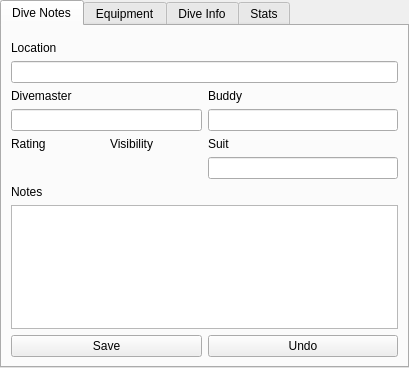
Qt form qt-ui/maintab.ui (subsurface/subsurface) before a commit.
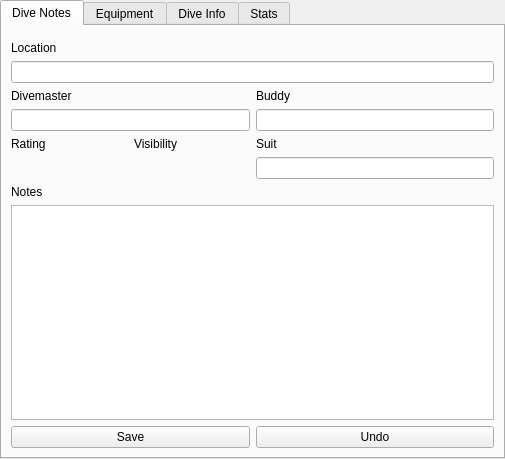
The same form after that commit. The open tabs and pages were chosen to show the change. Custom widgets are drawn as their Qt base class.

```diff
--- a/qt-ui/maintab.ui
+++ b/qt-ui/maintab.ui
@@ -6,8 +6,8 @@
    <rect>
     <x>0</x>
     <y>0</y>
-    <width>409</width>
-    <height>368</height>
+    <width>505</width>
+    <height>459</height>
    </rect>
   </property>
   <property name="windowTitle">
```
Left out of the diff: 14 changed lines with no effect on the pictures.
